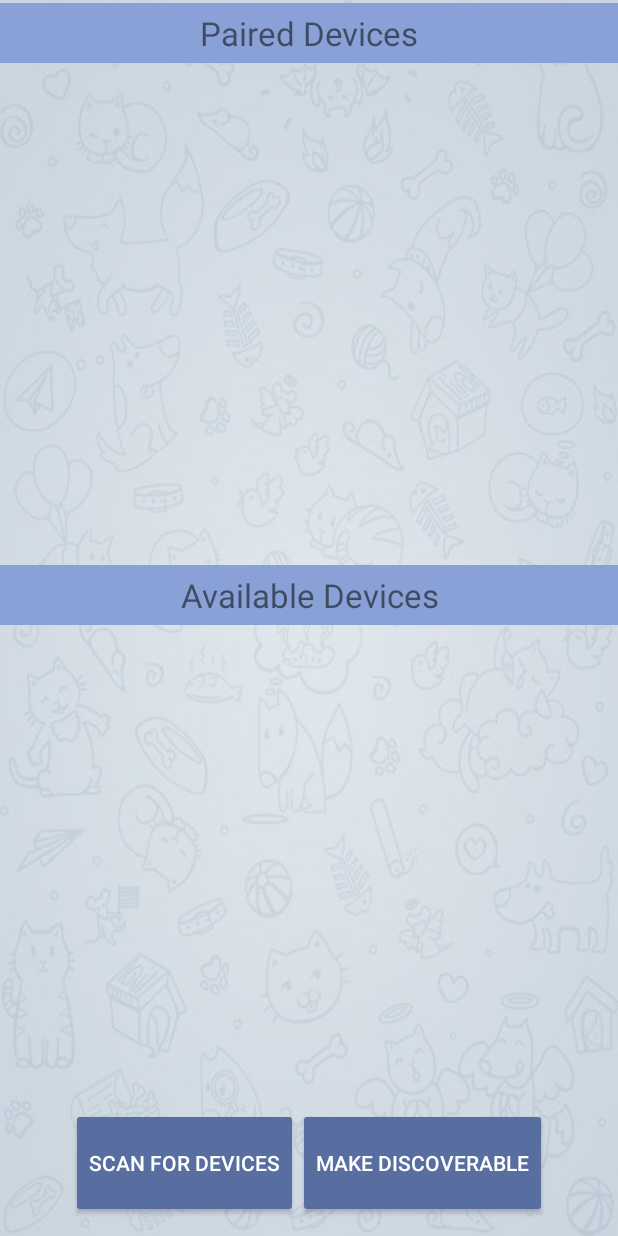
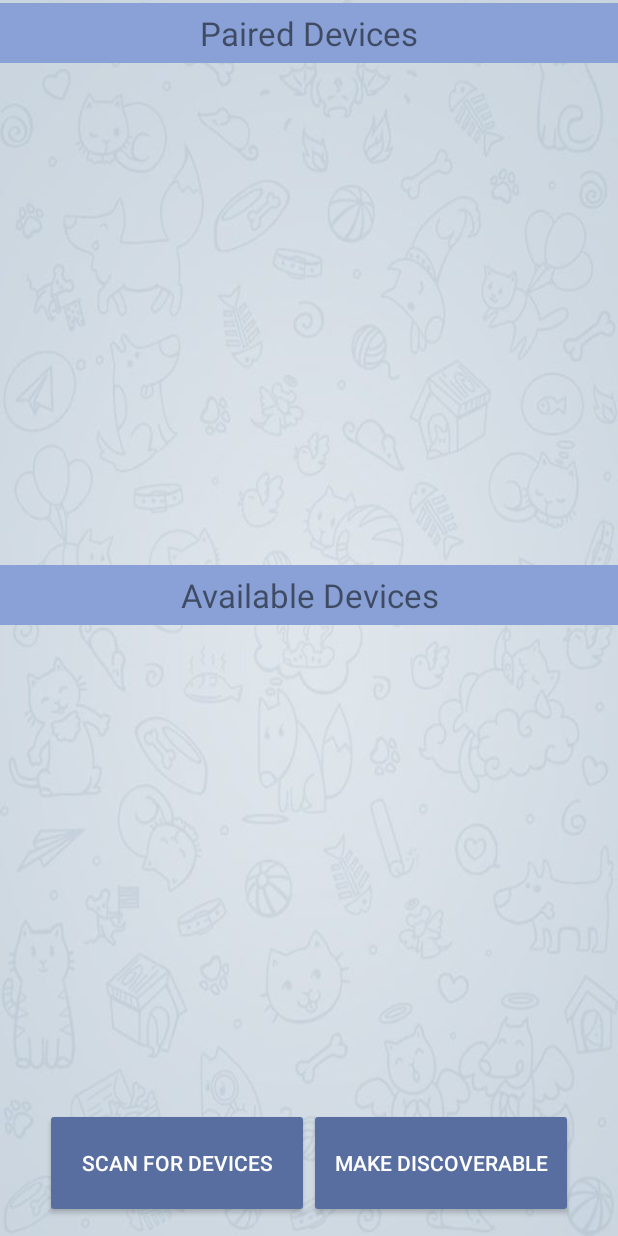
Before and after one commit to sheiiz/e18-co225-android-bluetooth-chatapp, an Android app: the fragment DevicesFragment shown on its own in the app's theme, on a phone screen of 412 x 824 dp. Run offline under Robolectric (Android 15) with nearby library versions, the phone set to English and light mode, and no system bars.

Commit message:
Add responsiveness to the search and make discoverable buttons

```diff
--- a/app/src/main/res/layout/fragment_devices.xml
+++ b/app/src/main/res/layout/fragment_devices.xml
@@ -8,42 +8,6 @@
     android:background="@drawable/background2"
     android:orientation="vertical"
     tools:context=".DevicesFragment">
-
-    <!--    <ProgressBar-->
-    <!--        android:id="@+id/progress_scan_devices"-->
-    <!--        android:layout_width="25dp"-->
-    <!--        android:layout_height="25dp"-->
-    <!--        android:layout_gravity="center"-->
-    <!--        android:visibility="gone" />-->
-
-
-    <!--    <TextView-->
-    <!--        android:layout_width="match_parent"-->
-    <!--        android:layout_height="40dp"-->
-    <!--        android:padding="5dp"-->
-    <!--        android:textSize="22dp"-->
-    <!--        android:layout_marginTop="10dp"-->
-    <!--        android:textAlignment="center"-->
-    <!--        android:text="Paired Devices" />-->
-
-    <!--    <ListView-->
-    <!--        android:id="@+id/list_paired_devices"-->
-    <!--        android:layout_width="match_parent"-->
-    <!--        android:layout_height="wrap_content" />-->
-
-    <!--    <TextView-->
-    <!--        android:layout_width="match_parent"-->
-    <!--        android:layout_height="40dp"-->
-    <!--        android:padding="5dp"-->
-    <!--        android:textSize="22dp"-->
-    <!--        android:layout_marginTop="10dp"-->
-    <!--        android:textAlignment="center"-->
-    <!--        android:text="Available Devices" />-->
-
-    <!--    <ListView-->
-    <!--        android:id="@+id/list_available_devices"-->
-    <!--        android:layout_width="match_parent"-->
-    <!--        android:layout_height="wrap_content" />-->
 
 
     <androidx.fragment.app.FragmentContainerView
@@ -60,31 +24,40 @@
         android:layout_height="match_parent"
         android:layout_weight="0.5" />
 
-    <LinearLayout
+    <androidx.constraintlayout.widget.ConstraintLayout
         android:layout_width="match_parent"
         android:layout_height="match_parent"
         android:layout_weight="0.8"
-        android:orientation="horizontal"
-        android:paddingLeft="47dp"
         android:paddingTop="5dp"
         android:paddingBottom="12dp">
 
         <Button
-            android:id="@+id/btn_scan"
-            android:layout_width="wrap_content"
-            android:layout_height="match_parent"
+            android:id="@+id/btn_visibility"
+            android:layout_marginEnd="30dp"
+            android:layout_width="0dp"
+            android:layout_height="fill_parent"
+            android:layout_toRightOf="@+id/btn_scan"
             android:backgroundTint="#586EA1"
+            android:text="Make discoverable"
             android:textColor="@color/white"
-            android:text="Scan For Devices" />
+            app:layout_constraintBottom_toBottomOf="parent"
+            app:layout_constraintEnd_toEndOf="parent"
+            app:layout_constraintHorizontal_weight="1"
+            app:layout_constraintStart_toEndOf="@+id/btn_scan" />
 
         <Button
-            android:id="@+id/btn_visibility"
-            android:layout_width="wrap_content"
-            android:layout_height="match_parent"
+            android:id="@+id/btn_scan"
+            android:layout_marginStart="30dp"
+            android:layout_width="0dp"
+            android:layout_height="fill_parent"
             android:backgroundTint="#586EA1"
+            android:text="Scan For Devices"
             android:textColor="@color/white"
-            android:text="Make discoverable" />
-    </LinearLayout>
+            app:layout_constraintBottom_toBottomOf="parent"
+            app:layout_constraintEnd_toStartOf="@+id/btn_visibility"
+            app:layout_constraintHorizontal_weight="1"
+            app:layout_constraintStart_toStartOf="parent" />
+    </androidx.constraintlayout.widget.ConstraintLayout>
 
 
 </LinearLayout>
```
